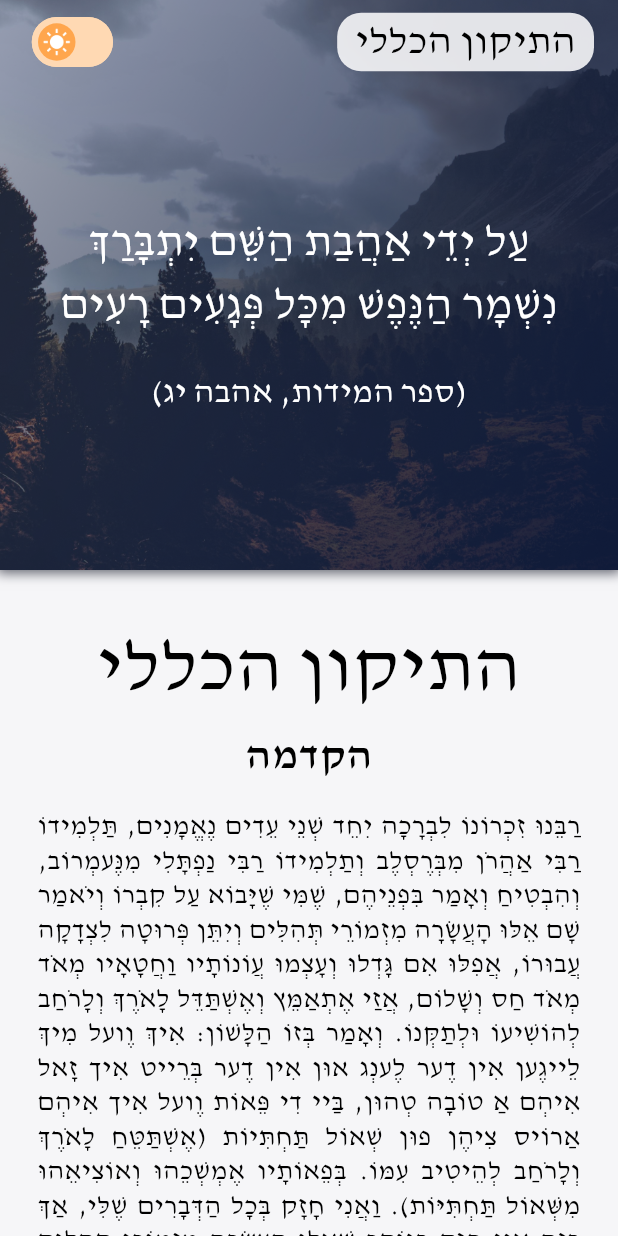
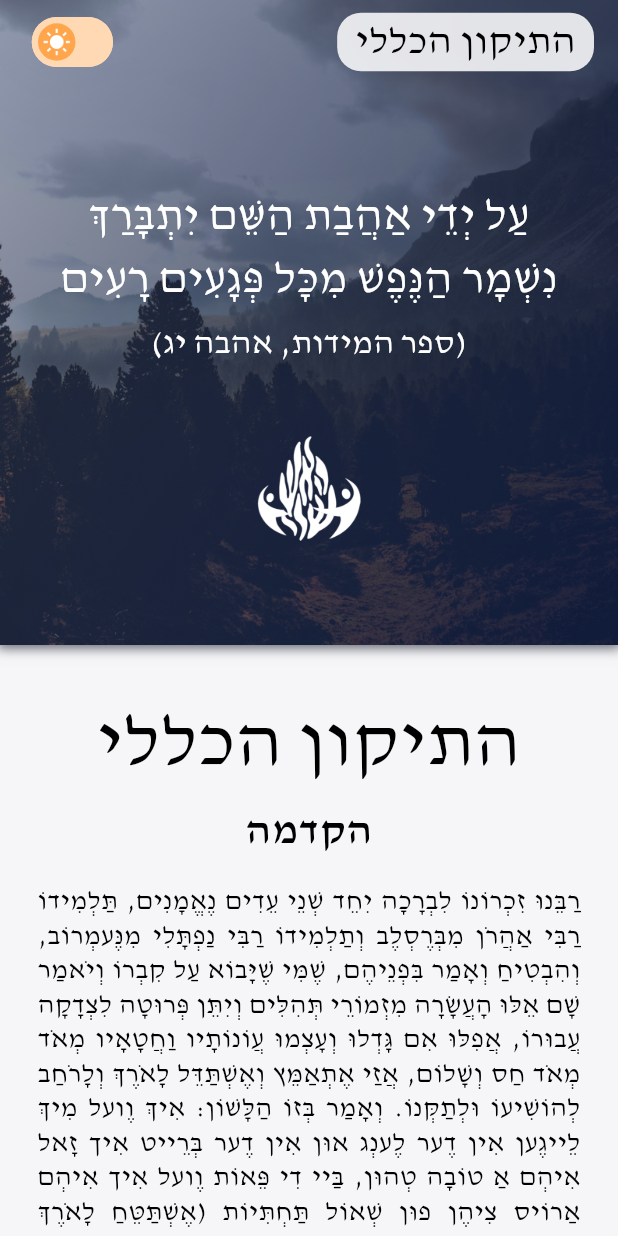
Before and after one commit to dorna6/tikon-haklali-flutter-app, a Flutter app: the screen it shows after launch, on a phone screen of 412 x 824 dp. Run offline on Flutter 3.47's test engine with Material 3 defaults, Android fonts, the phone set to English and light mode, and no system bars.

Commit message:
add logo in main image looks good

```diff
--- a/lib/main_image_widgets.dart
+++ b/lib/main_image_widgets.dart
@@ -67,7 +67,7 @@ class MainPageBigImage {
             children: [
               //
               Padding(
-                padding: EdgeInsets.fromLTRB(30, 30, 30, 30),
+                padding: EdgeInsets.fromLTRB(30, 50, 30, 15),
                 child: Align(
                   alignment: Alignment.center,
                   child: RichText(
@@ -82,7 +82,7 @@ class MainPageBigImage {
               ),
               //
               Padding(
-                padding: EdgeInsets.fromLTRB(30, 0, 30, 0),
+                padding: EdgeInsets.fromLTRB(30, 0, 30, 50),
                 child: Align(
                   alignment: Alignment.center,
                   child: RichText(
@@ -96,6 +96,11 @@ class MainPageBigImage {
                 ),
               ),
               //
+
+              Container(
+                height: 70,
+                child: Image.asset('assets/logo_noText_white.png'),
+              ),
 
               //
             ],
--- a/lib/main_page_widgets.dart
+++ b/lib/main_page_widgets.dart
@@ -82,7 +82,7 @@ class MainPageBody {
             elevation: 5,
             // forceElevated: true,
             pinned: true,
-            expandedHeight: 400.0,
+            expandedHeight: 450.0,
             backgroundColor: Theme.of(context).colorScheme.background,
             title: MainPageAppBar.row(
                 context: context,
```
Also changed, not shown: assets/logo_noText_white.png (added).
